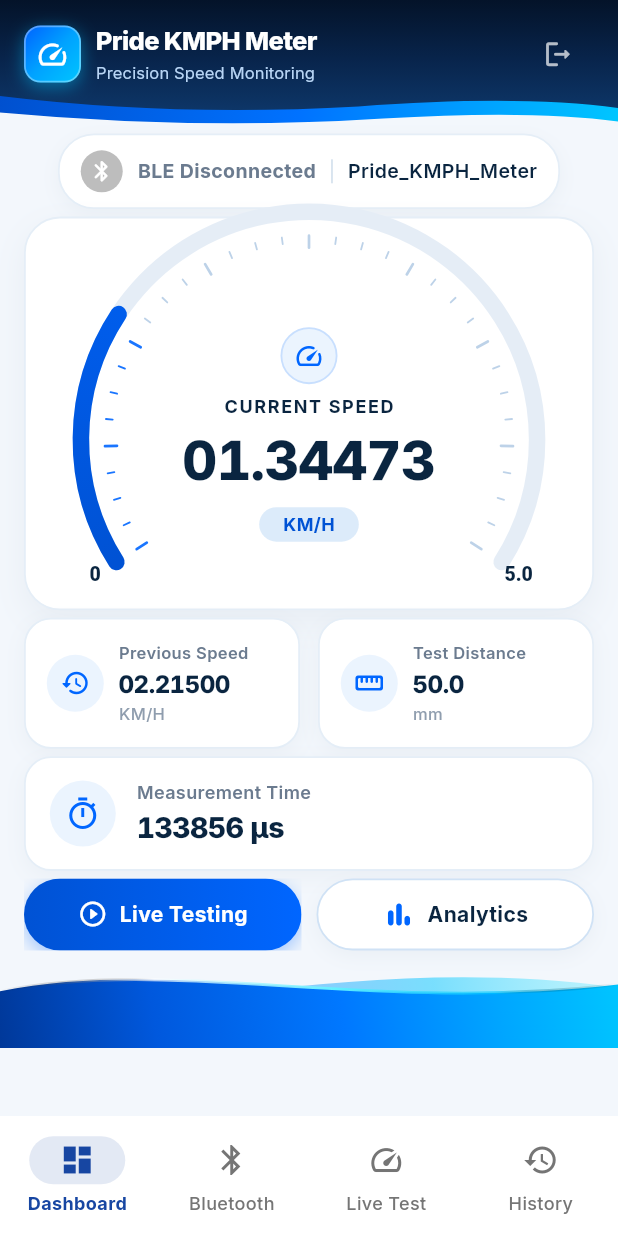
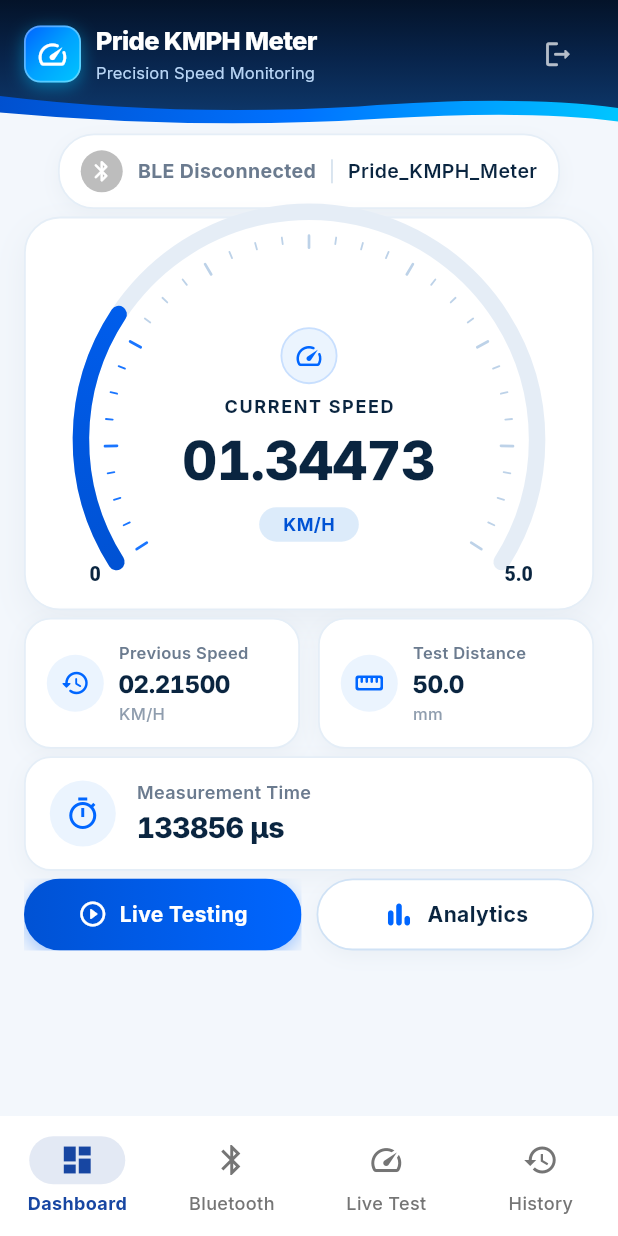
Before and after one commit to ShoonyanshSmartIrrigation/Pride-KMPH-Meter, a Flutter app: the DashboardScreen screen opened by its route, on a phone screen of 412 x 824 dp. Run offline on Flutter 3.47's test engine with Material 3 defaults, Android fonts, the phone set to English and light mode, and no system bars; our stand-ins replace cloud_firestore, csv, firebase_auth, firebase_core, firebase_crashlytics, fl_chart and 6 more; accounts and stored records are empty.

Commit message:
refactor(dashboard): remove bottom wave graphic from dashboard screen for a cleaner layout

```diff
--- a/lib/features/measurement/presentation/screens/dashboard_screen.dart
+++ b/lib/features/measurement/presentation/screens/dashboard_screen.dart
@@ -8,7 +8,6 @@ import '../../../../core/utils/speed_formatter.dart';
 import '../../../ble/presentation/controllers/ble_controller.dart';
 import '../../presentation/controllers/measurement_controller.dart';
 import '../../../settings/presentation/controllers/settings_controller.dart';
-import '../widgets/bottom_wave_widget.dart';
 import '../widgets/modern_header_widget.dart';
 import '../widgets/modern_speedometer_card.dart';
 import '../widgets/modern_status_pill.dart';
@@ -219,8 +218,7 @@ class DashboardScreen extends ConsumerWidget {
               ),
             ),
 
-            // 3. Flowing Aesthetic Bottom Wave
-            const BottomWaveWidget(height: 65),
+            const SizedBox(height: 24),
           ],
         ),
       ),
```
